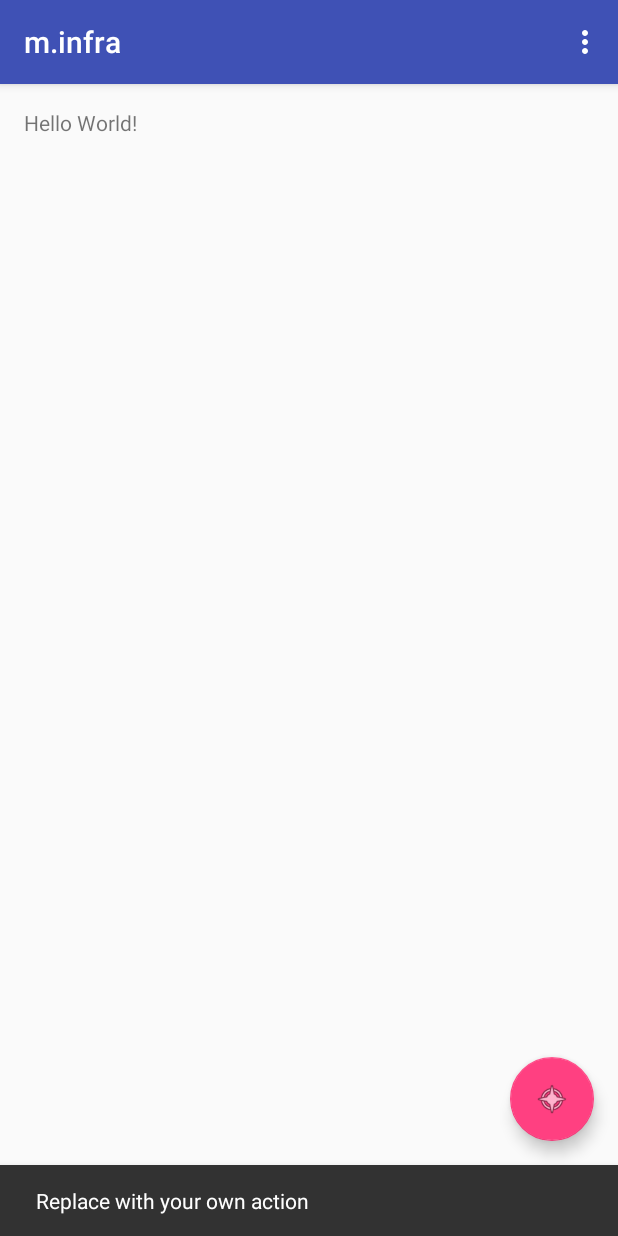
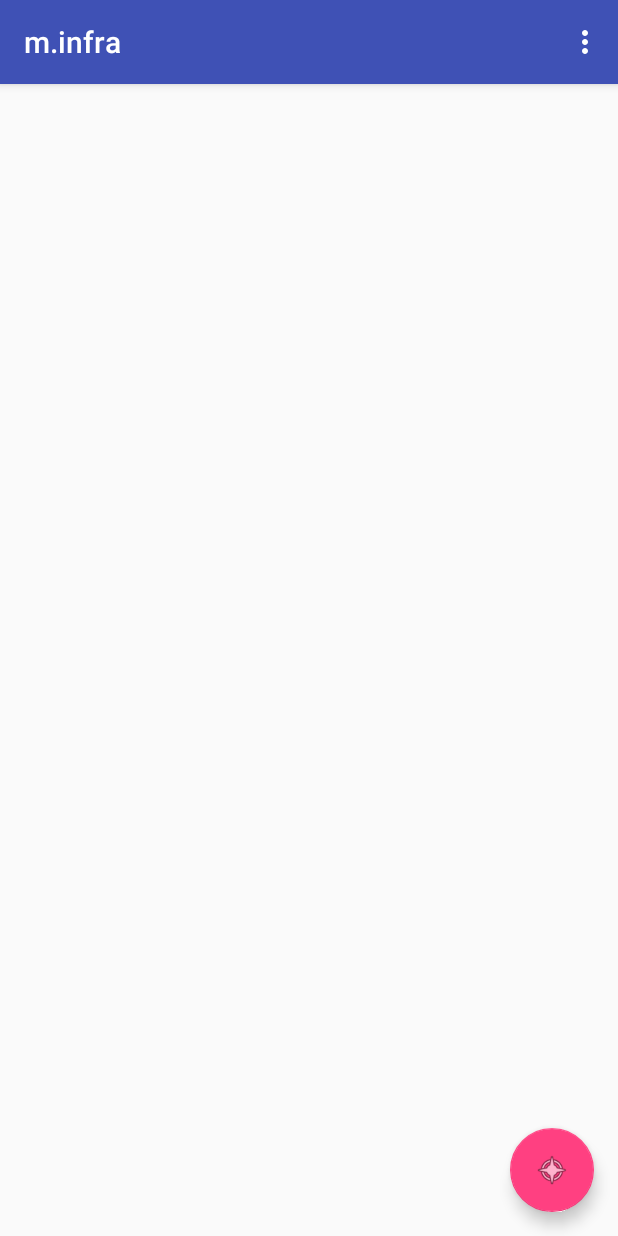
Before and after one commit to jzeilmaker/m.infra, an Android app: the screen it shows after launch (MainActivity), after a tap on an icon or button, on a phone screen of 412 x 824 dp. Run offline under Robolectric (Android 15) with nearby library versions, the phone set to English and light mode, and no system bars.

Commit message:
Working GPS

```diff
--- a/m.infra/app/src/main/AndroidManifest.xml
+++ b/m.infra/app/src/main/AndroidManifest.xml
@@ -2,6 +2,7 @@
 <manifest xmlns:android="http://schemas.android.com/apk/res/android"
     package="uxcl.minfra">
     <uses-permission android:name="android.permission.READ_PHONE_STATE" />
+
     <application
         android:allowBackup="true"
         android:icon="@mipmap/ic_launcher"
@@ -21,4 +22,8 @@
         </activity>
     </application>
 
+    <uses-permission android:name="android.permission.ACCESS_FINE_LOCATION" />
+    <uses-permission android:name="android.permission.INTERNET" />
+
+
 </manifest>
--- a/m.infra/app/src/main/java/uxcl/minfra/MainActivity.java
+++ b/m.infra/app/src/main/java/uxcl/minfra/MainActivity.java
@@ -3,16 +3,20 @@ package uxcl.minfra;
 
 import android.os.Bundle;
 import android.support.design.widget.FloatingActionButton;
-import android.support.design.widget.Snackbar;
 import android.support.v7.app.AppCompatActivity;
 import android.support.v7.widget.Toolbar;
 import android.view.View;
 import android.view.Menu;
 import android.view.MenuItem;
+import android.widget.Toast;
+
+import uxcl.minfra.Sensor.Credential;
+import uxcl.minfra.Sensor.GPSTracker;
 
 
 public class MainActivity extends AppCompatActivity {
-
+    GPSTracker gps;
+    Credential credential;
 
     @Override
     protected void onCreate(Bundle savedInstanceState) {
@@ -22,13 +26,32 @@ public class MainActivity extends AppCompatActivity {
         setSupportActionBar(toolbar);
 
         FloatingActionButton fab = (FloatingActionButton) findViewById(R.id.fab);
+
         fab.setOnClickListener(new View.OnClickListener() {
+
             @Override
-            public void onClick(View view) {
-                Snackbar.make(view, "Replace with your own action", Snackbar.LENGTH_LONG)
-                        .setAction("Action", null).show();
+            public void onClick(View arg0) {
+
+
+
+
+                // GET GPS CORDS
+                gps = new GPSTracker(MainActivity.this);
+
+                if (gps.canGetLocation()) {
+
+                    double latitude = gps.getLatitude();
+                    double longitude = gps.getLongitude();
+
+                    Toast.makeText(getApplicationContext(), "Your Location is - \nLat: " + latitude + "\nLong: " + longitude, Toast.LENGTH_LONG).show();
+                } else {
+                    gps.showSettingsAlert();
+                }
+
             }
         });
+
+
 
     }
 
--- a/m.infra/app/src/main/res/layout/content_main.xml
+++ b/m.infra/app/src/main/res/layout/content_main.xml
@@ -13,7 +13,14 @@
     tools:showIn="@layout/activity_main">
 
     <TextView
+        android:id="@+id/textView"
         android:layout_width="wrap_content"
         android:layout_height="wrap_content"
-        android:text="Hello World!" />
+        android:textSize="20sp" />
+
+    <TextView
+        android:id="@+id/textView1"
+        android:layout_width="wrap_content"
+        android:layout_height="wrap_content"
+        android:textSize="20sp" />
 </RelativeLayout>
--- a/m.infra/app/src/main/res/values/strings.xml
+++ b/m.infra/app/src/main/res/values/strings.xml
@@ -1,4 +1,8 @@
 <resources>
     <string name="app_name">m.infra</string>
     <string name="action_settings">Settings</string>
+    <string name="hello_world">Hello world!</string>
+    <string name="menu_settings">Settings</string>
+    <string name="title_activity_main">Location From GPS</string>
+    <string name="str_tv_location">Current Location</string>
 </resources>
```
Also changed, not shown: m.infra/app/src/main/java/uxcl/minfra/credential.java (deleted, +0 -51 lines), m.infra/app/src/main/java/uxcl/minfra/gps.java (deleted, +0 -7 lines).
